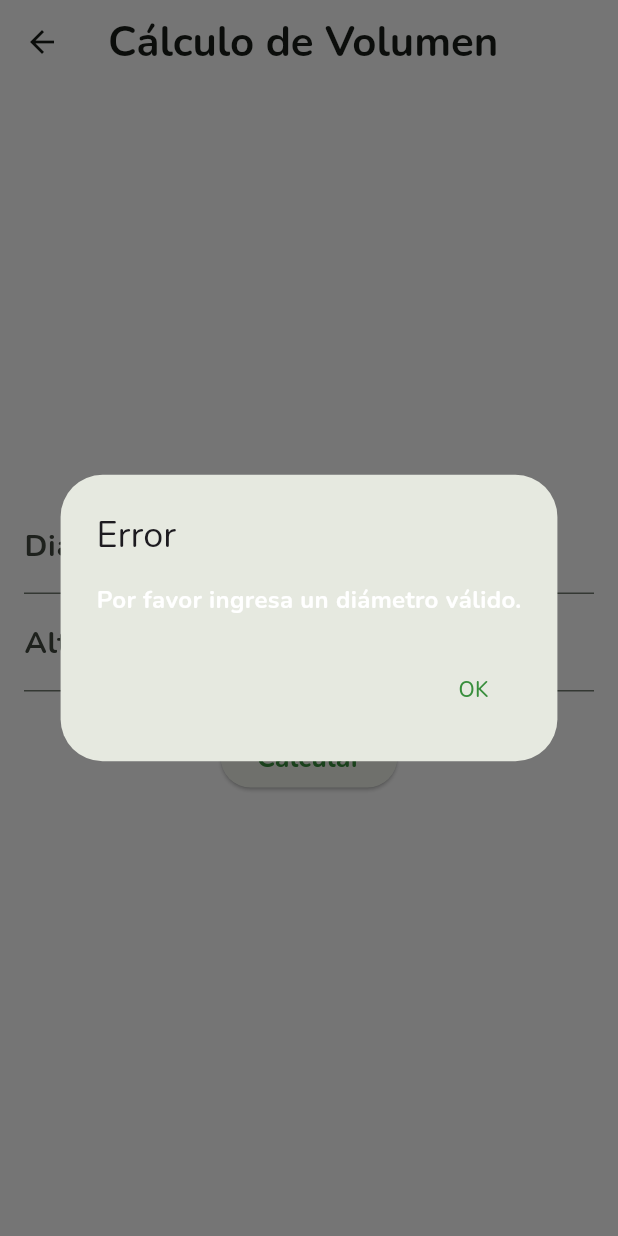
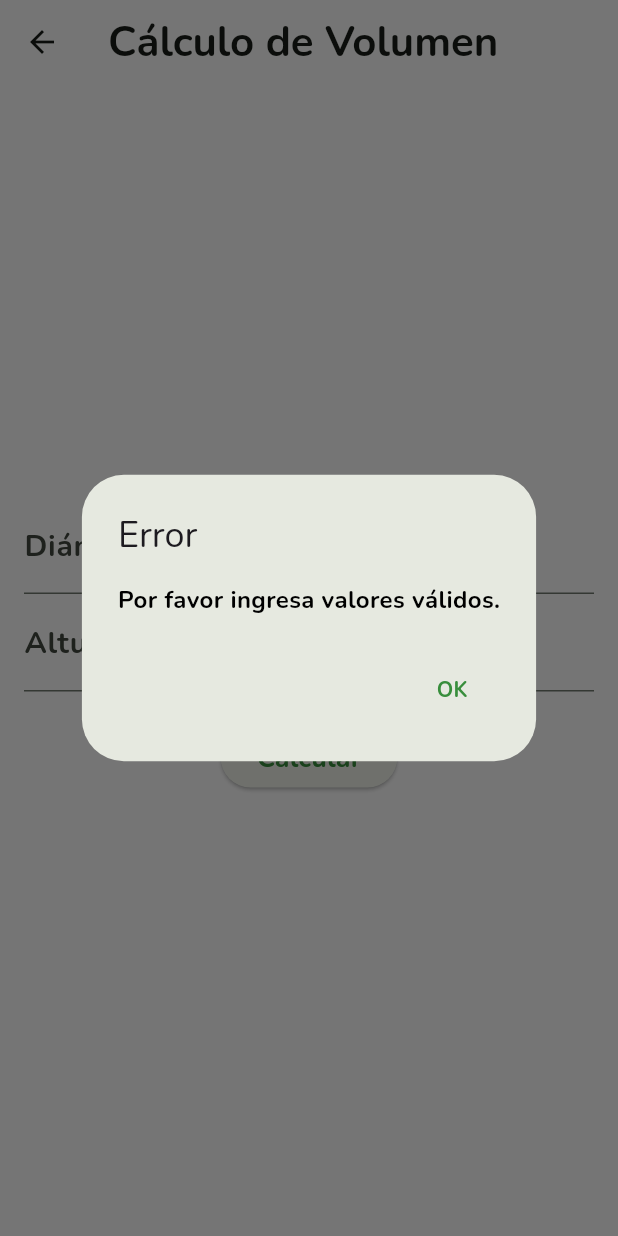
Before and after one commit to albertholto0/Calculadora-biomasa, a Flutter app: the VolumenCalculator screen opened directly, after a tap on "Calcular", on a phone screen of 412 x 824 dp. Run offline on Flutter 3.47's test engine with Material 3 defaults, Android fonts, the phone set to English and light mode, and no system bars; our stand-ins replace google_fonts.

Commit message:
Ahora las alertas son un widget

```diff
--- a/calculadora_biomasa/lib/screens/volumen.dart
+++ b/calculadora_biomasa/lib/screens/volumen.dart
@@ -1,6 +1,7 @@
 import 'dart:math';
 import 'package:flutter/material.dart';
 import '../widget/buttons.dart';
+import '../widget/alerts.dart';
 
 class VolumenCalculator extends StatefulWidget {
   const VolumenCalculator({super.key});
@@ -20,19 +21,7 @@
     final altura = double.tryParse(_heigthController.text);
 
     if (diametro == null || altura == null || diametro <= 0 || altura <= 0) {
-      showDialog(
-        context: context,
-        builder: (context) => AlertDialog(
-          title: const Text('Error'),
-          content: const Text('Por favor ingresa un diámetro válido.'),
-          actions: [
-            TextButton(
-              onPressed: () => Navigator.pop(context),
-              child: const Text('OK'),
-            ),
-          ],
-        ),
-      );
+      alertScreen(context, 'Error', 'Por favor ingresa valores válidos.');
       return;
     }
 
--- /dev/null
+++ b/calculadora_biomasa/lib/widget/alerts.dart
@@ -0,0 +1,24 @@
+import 'package:flutter/material.dart';
+
+Future<dynamic> alertScreen(
+  BuildContext context,
+  String title,
+  String content,
+) {
+  return showDialog(
+    context: context,
+    builder: (context) => AlertDialog(
+      title: Text(title),
+      content: Text(content, style: const TextStyle(color: Colors.black)),
+      actions: [
+        TextButton(
+          onPressed: () => Navigator.pop(context),
+          child: const Text(
+            'OK',
+            style: TextStyle(fontWeight: FontWeight.bold),
+          ),
+        ),
+      ],
+    ),
+  );
+}
```
Also changed, not shown: calculadora_biomasa/lib/screens/vol_biomass.dart (+7 -13 lines).
